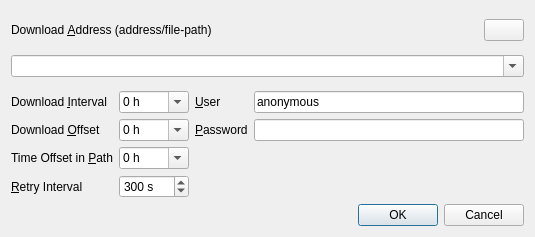
First picture: the form in app/qtapp/appcmn_qt/ftpoptdlg.ui, repository lhuisman/myRTKLIB, before the edit.
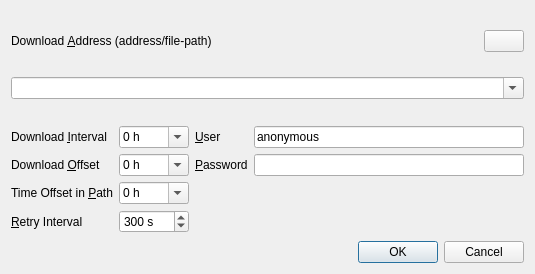
Second picture: the form after the edit. Icons and pictures are not drawn.

Commit message: fix tab order in some dialog windows

```diff
--- a/app/qtapp/appcmn_qt/ftpoptdlg.ui
+++ b/app/qtapp/appcmn_qt/ftpoptdlg.ui
@@ -7,7 +7,7 @@
     <x>0</x>
     <y>0</y>
     <width>535</width>
-    <height>237</height>
+    <height>274</height>
    </rect>
   </property>
   <property name="windowTitle">
```
Left out of the diff: 14 changed lines with no effect on the pictures. The commit also changes 2 other files.
